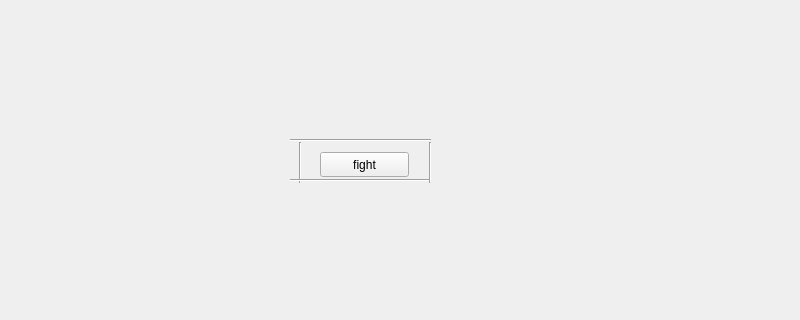
Before: the Qt Designer form src/gui.ui in vittyGalaxy/pokemon-fighter, drawn with Qt 5; both pictures show x 0 to 800 and y 98 to 418 of the 800 by 600 pixel window.
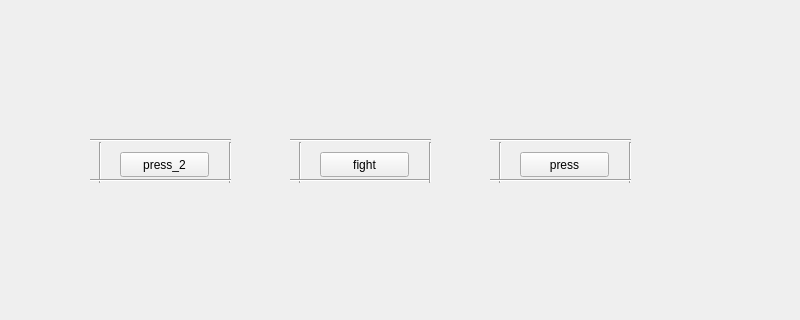
After: the same form once the commit is applied.

Diff of the .ui file:
```diff
--- a/src/gui.ui
+++ b/src/gui.ui
@@ -79,6 +79,136 @@
      <enum>Qt::Vertical</enum>
     </property>
    </widget>
+   <widget class="Line" name="line_5">
+    <property name="geometry">
+     <rect>
+      <x>620</x>
+      <y>240</y>
+      <width>20</width>
+      <height>41</height>
+     </rect>
+    </property>
+    <property name="orientation">
+     <enum>Qt::Vertical</enum>
+    </property>
+   </widget>
+   <widget class="QPushButton" name="press">
+    <property name="geometry">
+     <rect>
+      <x>520</x>
+      <y>250</y>
+      <width>89</width>
+      <height>25</height>
+     </rect>
+    </property>
+    <property name="text">
+     <string>press</string>
+    </property>
+   </widget>
+   <widget class="Line" name="line_6">
+    <property name="geometry">
+     <rect>
+      <x>490</x>
+      <y>230</y>
+      <width>141</width>
+      <height>16</height>
+     </rect>
+    </property>
+    <property name="orientation">
+     <enum>Qt::Horizontal</enum>
+    </property>
+   </widget>
+   <widget class="Line" name="line_7">
+    <property name="geometry">
+     <rect>
+      <x>490</x>
+      <y>240</y>
+      <width>20</width>
+      <height>41</height>
+     </rect>
+    </property>
+    <property name="orientation">
+     <enum>Qt::Vertical</enum>
+    </property>
+   </widget>
+   <widget class="Line" name="line_8">
+    <property name="geometry">
+     <rect>
+      <x>490</x>
+      <y>270</y>
+      <width>141</width>
+      <height>16</height>
+     </rect>
+    </property>
+    <property name="orientation">
+     <enum>Qt::Horizontal</enum>
+    </property>
+   </widget>
+   <widget class="Line" name="line_9">
+    <property name="geometry">
+     <rect>
+      <x>220</x>
+      <y>240</y>
+      <width>20</width>
+      <height>41</height>
+     </rect>
+    </property>
+    <property name="orientation">
+     <enum>Qt::Vertical</enum>
+    </property>
+   </widget>
+   <widget class="QPushButton" name="press_2">
+    <property name="geometry">
+     <rect>
+      <x>120</x>
+      <y>250</y>
+      <width>89</width>
+      <height>25</height>
+     </rect>
+    </property>
+    <property name="text">
+     <string>press_2</string>
+    </property>
+   </widget>
+   <widget class="Line" name="line_10">
+    <property name="geometry">
+     <rect>
+      <x>90</x>
+      <y>230</y>
+      <width>141</width>
+      <height>16</height>
+     </rect>
+    </property>
+    <property name="orientation">
+     <enum>Qt::Horizontal</enum>
+    </property>
+   </widget>
+   <widget class="Line" name="line_11">
+    <property name="geometry">
+     <rect>
+      <x>90</x>
+      <y>240</y>
+      <width>20</width>
+      <height>41</height>
+     </rect>
+    </property>
+    <property name="orientation">
+     <enum>Qt::Vertical</enum>
+    </property>
+   </widget>
+   <widget class="Line" name="line_12">
+    <property name="geometry">
+     <rect>
+      <x>90</x>
+      <y>270</y>
+      <width>141</width>
+      <height>16</height>
+     </rect>
+    </property>
+    <property name="orientation">
+     <enum>Qt::Horizontal</enum>
+    </property>
+   </widget>
   </widget>
   <widget class="QMenuBar" name="menubar">
    <property name="geometry">
```
Left out of the diff: 2 changed lines with no effect on the pictures.
